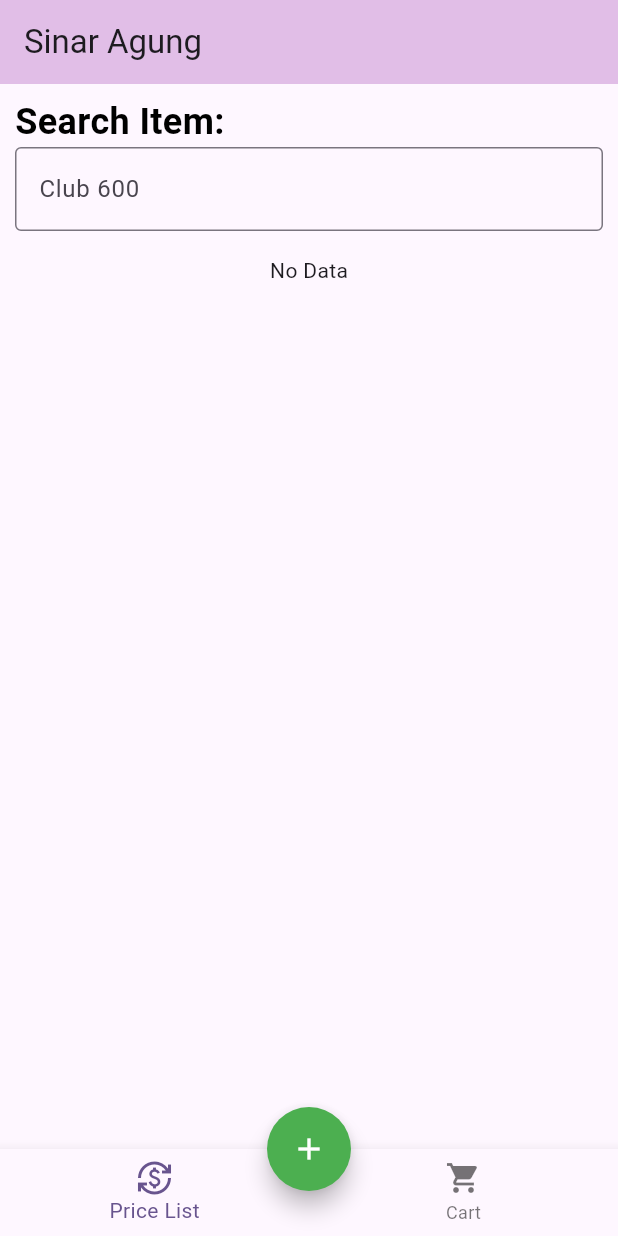
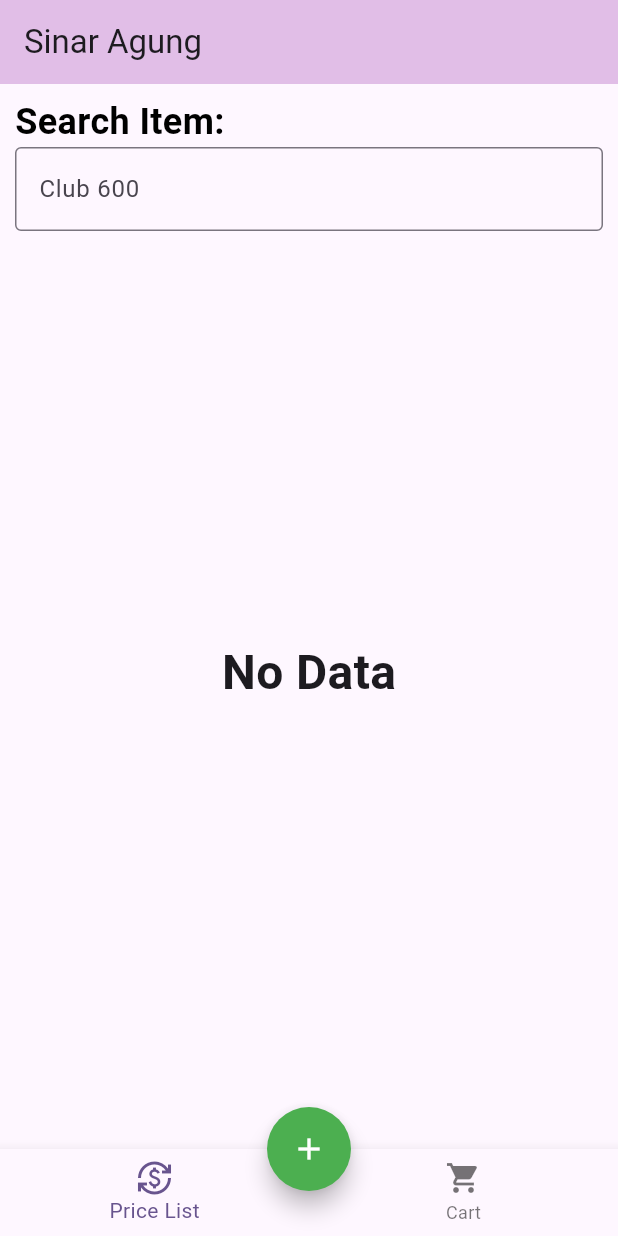
Before and after one commit to HenryBS18/shop-price-list, a Flutter app: the screen it shows after launch, on a phone screen of 412 x 824 dp. Run offline on Flutter 3.47's test engine with Material 3 defaults, Android fonts, the phone set to English and light mode, and no system bars; our stand-ins replace drift; accounts and stored records are empty; generated files the repository leaves out were written again.

Commit message:
Place the Text "No Data" to center

```diff
--- a/lib/components/item_price_list.dart
+++ b/lib/components/item_price_list.dart
@@ -20,9 +20,10 @@ class _ItemPriceListState extends State<ItemPriceList> {
       builder: (context, snapshot) {
         if (snapshot.connectionState == ConnectionState.waiting) {
           return const Expanded(
-              child: Center(
-            child: CircularProgressIndicator(),
-          ));
+            child: Center(
+              child: CircularProgressIndicator(),
+            ),
+          );
         }
 
         if (snapshot.hasData && snapshot.data!.isNotEmpty) {
@@ -41,8 +42,13 @@ class _ItemPriceListState extends State<ItemPriceList> {
           );
         }
 
-        return const Center(
-          child: Text("No Data"),
+        return const Expanded(
+          child: Center(
+            child: Text(
+              "No Data",
+              style: TextStyle(fontSize: 32, fontWeight: FontWeight.bold),
+            ),
+          ),
         );
       },
     );
```
